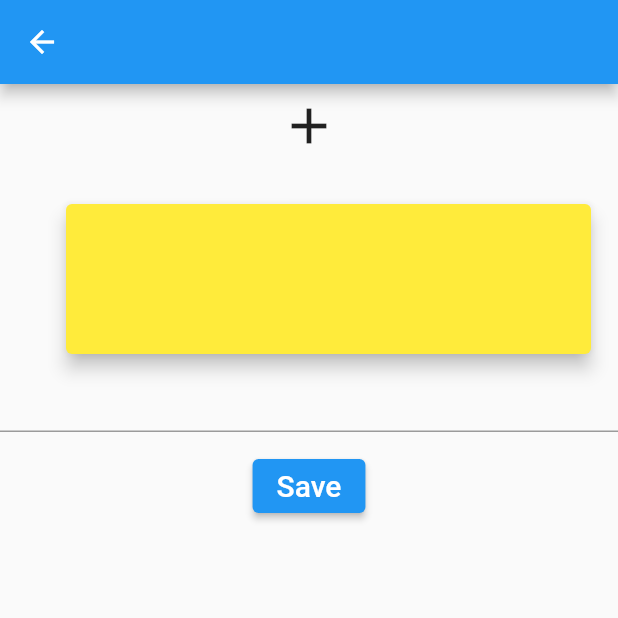
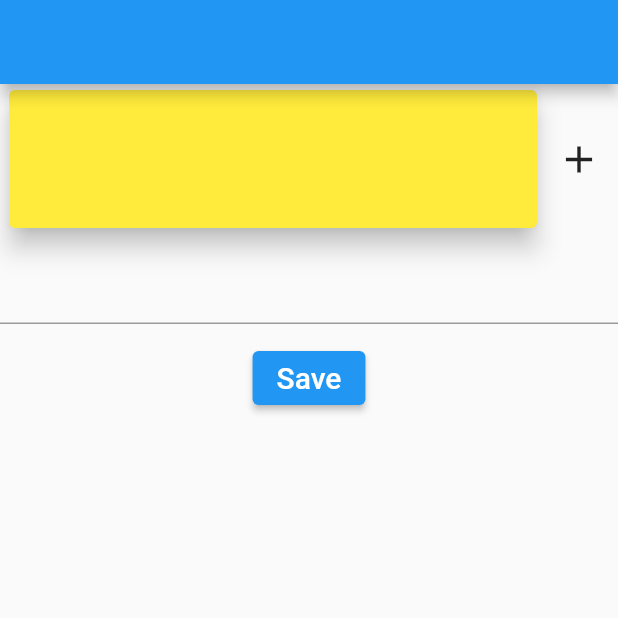
Before and after one commit to juwels1996/text_field_value_save, a Flutter app: the MyHomePage screen opened directly, on a phone screen of 412 x 824 dp, the top half of it. Run offline on Flutter 3.47's test engine with Material 2 defaults, Android fonts, the phone set to English and light mode, and no system bars; our stand-ins replace badges.

Commit message:
value save

```diff
--- a/lib/main.dart
+++ b/lib/main.dart
@@ -1,7 +1,6 @@
-
 import 'package:badges/badges.dart';
 import 'package:flutter/material.dart';
-
+import 'package:typing_textshowing_another_field/widget2.dart';
 import 'new_file.dart';
 
 void main() {
@@ -17,10 +16,9 @@ class MyApp extends StatelessWidget {
     return MaterialApp(
       title: 'Flutter Demo',
       theme: ThemeData(
-
         primarySwatch: Colors.blue,
       ),
-      home:  HomePage(),
+      home: MyHomePage(),
     );
   }
 }
@@ -31,59 +29,39 @@ class MyHomePage extends StatefulWidget {
 }
 
 class _MyHomePageState extends State<MyHomePage> {
-  TextEditingController phoneController=TextEditingController();
+  TextEditingController phoneController = TextEditingController();
+  TextEditingController textController = TextEditingController();
+  TextEditingController emailController = TextEditingController();
 
-
-  bool buttonenabled = true;
+  bool textenabled = true;
   bool _isContainerVisible = false;
-
+  bool isContainerVisible = false;
 
   @override
   Widget build(BuildContext context) {
-
     return Scaffold(
       appBar: AppBar(
         title: Text(""),
       ),
       body: Column(
         children: <Widget>[
-          // Badge(
-          //   badgeContent: Text("11"),
-          //   child: Icon(Icons.phone_callback,size:60,),
-          //   badgeColor: Colors.blue,
-          // ),
-          //
-          //
-          // SizedBox(height: 5,),
-          // GestureDetector(
-          //   onTap: (){},
-          //   child: Container(
-          //     height: 60,
-          //     width: 100,
-          //     child: ColoredBox(
-          //       color: Colors.deepPurple,
-          //       child: Center(child: Text("Click")),
-          //     ),
-          //   ),
-          //
-          // ),
-          _isContainerVisible?Row(
+          Row(
+            mainAxisAlignment: MainAxisAlignment.center,
+            crossAxisAlignment: CrossAxisAlignment.center,
             children: [
               Container(
-      margin: EdgeInsets.only(left: 40),
                 height: 100,
                 width: 360,
                 child: Card(
                   elevation: 7,
-        color: Colors.red,
+                  color: Colors.yellow,
                   child: Container(
-            child: Center(child: Text(phoneController.text,))),
+                      child: Center(
+                          child: Text(
+                    phoneController.text,
+                  ))),
                 ),
               ),
-    SizedBox(width: 6,),
-    ],
-    ) :
-          SizedBox(width: 6,),
               IconButton(
                 onPressed: () {
                   setState(() {
@@ -93,43 +71,125 @@ class _MyHomePageState extends State<MyHomePage> {
                 icon: Icon(
                   Icons.add,
                 ),
-            iconSize: 40.0,
+                iconSize: 30.0,
+              ),
+            ],
           ),
 
-          Row(
-            crossAxisAlignment: CrossAxisAlignment.center,
+
+          _isContainerVisible
+              ? Row(
+                  mainAxisAlignment: MainAxisAlignment.center,
                   children: [
                     Container(
-                margin: EdgeInsets.only(left: 40,top: 20),
+                      height: 100,
+                      width: 360,
                       child: Card(
-                  color: Colors.yellow,
-                  elevation: 5,
+                        elevation: 7,
+                        color: Colors.red,
                         child: Container(
-
-                    height: 100,
-                    width: 350,
                             child: Center(
-                      child: Text(phoneController.text,
-                        style: TextStyle(color: Colors.white,fontSize: 18),),
+                                child: Text(
+                          textController.text,
+                        ))),
                       ),
                     ),
+                    Row(
+                      children: [
+                        IconButton(
+                            onPressed: () {
+                              setState(() {
+                                isContainerVisible = !isContainerVisible;
+                              });
+                            },
+                            icon: Icon(Icons.add)),
+                        IconButton(
+                            onPressed: () {
+                              setState(() {
+                                _isContainerVisible
+                                    ? textController
+                                    : emailController;
+                              });
+                            },
+                            icon: Icon(Icons.edit))
+                      ],
+                    )
+                  ],
+                )
+              : Container(),
+          SizedBox(
+            height: 12,
+          ),
+          isContainerVisible
+              ? Row(
+                  mainAxisAlignment: MainAxisAlignment.center,
+                  children: [
+                    Container(
+                      height: 100,
+                      width: 360,
+                      child: Card(
+                        elevation: 7,
+                        color: Colors.green,
+                        child: Container(
+                            child: Center(
+                                child: Text(
+                          emailController.text,
+                        ))),
                       ),
                     ),
+                    Row(
+                      children: [
+                        IconButton(
+                            onPressed: () {
+                              _isContainerVisible = _isContainerVisible;
+                            },
+                            icon: Icon(Icons.add)),
+                      ],
+                    )
+                  ],
+                )
+              : Container(),
+          TextField(
+              controller:
 
+                  _isContainerVisible ? textController : phoneController,
+              onChanged: (value) {
+                setState(() {
+                  _isContainerVisible?emailController.text:phoneController;
+                  // _isContainerVisible ? phoneController.text:textController.text;
+                });
+              }),
+          SizedBox(
+            height: 12,
+          ),
+          ElevatedButton(
+              onPressed: () {
+                showDialog(
+                  context: context,
+                  builder: (context) {
+                    return Container(
+                      height: 400,
+                      color: Colors.white,
+                      width: double.infinity,
+                      child: AlertDialog(
+                        // Retrieve the text the that user has entered by using the
+                        // TextEditingController.
+                        content: Column(
+                          children: [
+                            Text(phoneController.text),
+                            Text(textController.text),
+                            Text(emailController.text),
                           ],
                         ),
-          TextField(
-              controller: phoneController,
-              onChanged:(value){
-                setState(() {
-                  phoneController.text;
-                });
-              }
                       ),
-          SizedBox(height: 12,),
-
-          ElevatedButton(onPressed: (){},
-              child: Text("Save",style: TextStyle(fontSize: 20),)),
+                    );
+                  },
+                );
+              },
+              child: Text(
+                "Save",
+                style: TextStyle(fontSize: 20),
+              )),
           SizedBox(
             height: 20,
           ),
@@ -138,40 +198,3 @@ class _MyHomePageState extends State<MyHomePage> {
     );
   }
 }
-// class ColoredContainer extends StatelessWidget {
-//
-//   ColoredContainer(this._isContainerVisible,);
-//   final bool _isContainerVisible;
-//   TextEditingController phoneController=TextEditingController();
-//
-//   @override
-//   Widget build(BuildContext context) {
-//     return Center (
-//         child: AnimatedContainer (
-//             duration: Duration(seconds: 0),
-//             color: Colors.red,
-//             height: _isContainerVisible ? 70.0 : 0.0,
-//             width: _isContainerVisible ? 400.0 : 0.0,
-//             child: _isContainerVisible ?
-//               Card(
-//                 color: Colors.yellow,
-//                 elevation: 5,
-//                 child: Container(
-//                   margin: EdgeInsets.only(left: 40),
-//                   height: 100,
-//                   width: 350,
-//                   child: Center(
-//                     child: Text(phoneController.text,
-//                       style: TextStyle(color: Colors.white,fontSize: 18),),
-//                   ),
-//                 ),
-//               ):
-//
-//
-//
-//                 Container(color: Colors.yellow,)
-//         )
-//     );
-//   }
-//
-// }
--- a/lib/new_file.dart
+++ b/lib/new_file.dart
@@ -130,6 +130,7 @@ class _HomePageState extends State<HomePage> {
 }
 
 class ColoredContainer extends StatelessWidget {
+  TextEditingController textEditingController=TextEditingController();
   ColoredContainer(this._isContainerVisible);
   final bool _isContainerVisible;
 
@@ -141,6 +142,7 @@ class ColoredContainer extends StatelessWidget {
       color: Colors.red,
       height: _isContainerVisible ? 70.0 : 0.0,
       width: _isContainerVisible ? 400.0 : 0.0,
+
     ));
   }
 }
--- a/pubspec.yaml
+++ b/pubspec.yaml
@@ -35,6 +35,7 @@ dependencies:
   # Use with the CupertinoIcons class for iOS style icons.
   cupertino_icons: ^1.0.2
   badges: ^2.0.3
+  intl: ^0.17.0
 
 dev_dependencies:
   flutter_test:
```
Also changed, not shown: lib/widget2.dart (added, +39 -0 lines), pubspec.lock. Lines whose indentation alone changed are shown as unchanged.
